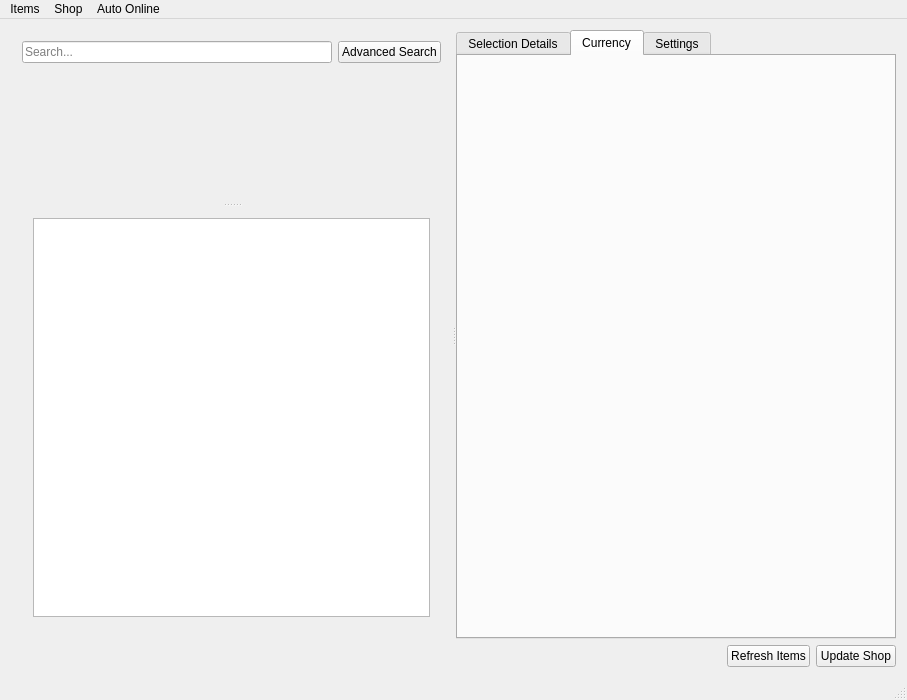
Old version of the form forms/mainwindow.ui in the repository xyzz/acquisition.
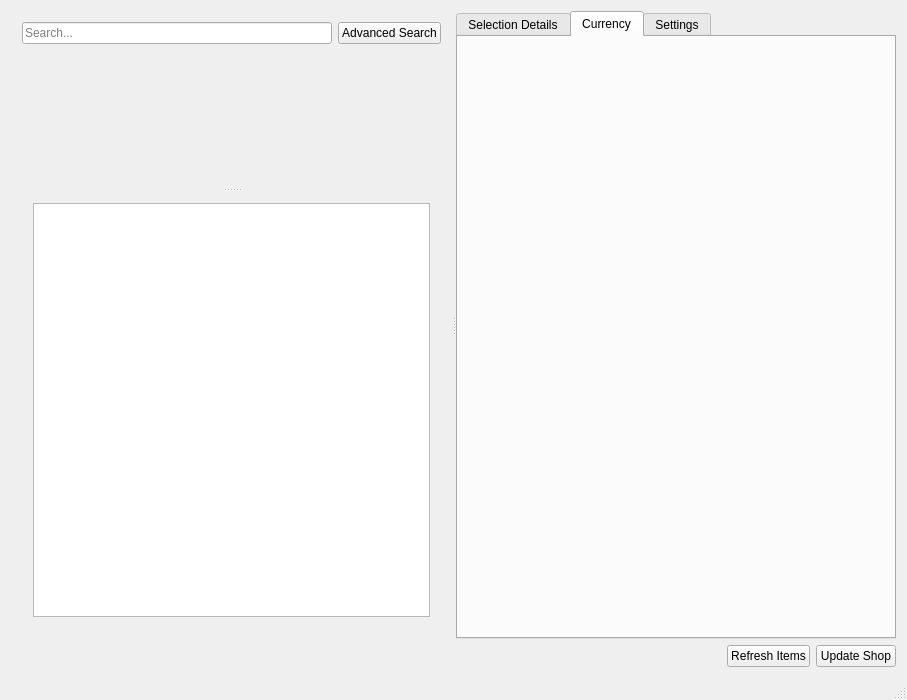
New version of the form. Icons and pictures are not drawn. Custom widgets are drawn as their Qt base class.

Commit message: Removed old menu bar

```diff
--- a/forms/mainwindow.ui
+++ b/forms/mainwindow.ui
@@ -90,8 +90,8 @@
                 <rect>
                  <x>0</x>
                  <y>0</y>
-                 <width>343</width>
-                 <height>134</height>
+                 <width>403</width>
+                 <height>121</height>
                 </rect>
                </property>
                <layout class="QHBoxLayout" name="horizontalLayout_5">
@@ -746,44 +746,6 @@
     </item>
    </layout>
   </widget>
-  <widget class="QMenuBar" name="menuBar">
-   <property name="geometry">
-    <rect>
-     <x>0</x>
-     <y>0</y>
-     <width>907</width>
-     <height>21</height>
-    </rect>
-   </property>
-   <widget class="QMenu" name="menuShop">
-    <property name="title">
-     <string>Shop</string>
-    </property>
-    <addaction name="actionForum_shop_thread"/>
-    <addaction name="actionShop_template"/>
-    <addaction name="actionCopy_shop_data_to_clipboard"/>
-    <addaction name="actionUpdate_shop"/>
-    <addaction name="actionAutomatically_update_shop"/>
-   </widget>
-   <widget class="QMenu" name="menuItems">
-    <property name="title">
-     <string>Items</string>
-    </property>
-    <addaction name="actionRefresh"/>
-    <addaction name="actionAutomatically_refresh_items"/>
-    <addaction name="actionItems_refresh_interval"/>
-   </widget>
-   <widget class="QMenu" name="menuAuto_online">
-    <property name="title">
-     <string>Auto Online</string>
-    </property>
-    <addaction name="actionControl_poe_xyz_is_URL"/>
-    <addaction name="actionAutomatically_refresh_online_status"/>
-   </widget>
-   <addaction name="menuItems"/>
-   <addaction name="menuShop"/>
-   <addaction name="menuAuto_online"/>
-  </widget>
   <widget class="QStatusBar" name="statusBar"/>
   <action name="actionForum_shop_thread">
    <property name="text">
```
The commit also changes 5 other files.
